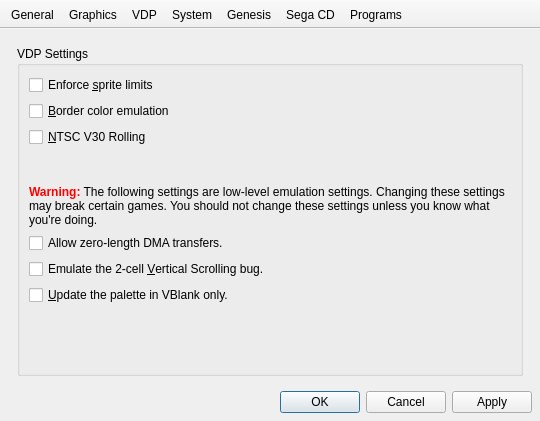
This is src/gens-qt4/windows/GeneralConfigWindow.ui in GerbilSoft/gens-gs-ii as Qt 5 draws it before an edit. The edited form follows.
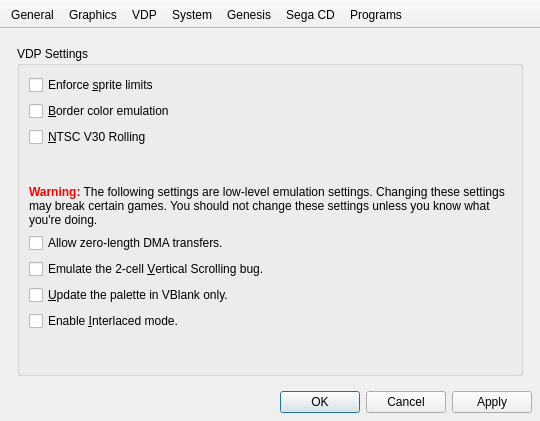
This is the edited form. The open tabs and pages were chosen to show the change. Icons and pictures are not drawn. Custom widgets are drawn as their Qt base class.

Commit message:
[libgens] Vdp: Added a secret option "enableInterlacedMode".
If disabled, games that use interlaced mode (e.g. Sonic 2's 2P VS)
will show garbage on the screen, similar to Genecyst.

Disabling this option does NOT prevent the odd/even frame bit
or the IM2 VCounter from working properly. It only affects
the way the image is rendered. (...and it might affect sprite
collisions and/or overflow, but that's highly unlikely.)

Patch:
```diff
--- a/src/gens-qt4/windows/GeneralConfigWindow.ui
+++ b/src/gens-qt4/windows/GeneralConfigWindow.ui
@@ -505,6 +505,19 @@
                 </property>
                </widget>
               </item>
+              <item>
+               <widget class="QCheckBox" name="chkEnableInterlacedMode">
+                <property name="toolTip">
+                 <string>Disabling Interlaced mode will result in garbage appearing
+on the screen if a game attempts to use it. This simulates
+the behavior of the Genecyst emulator when playing games
+that used Interlaced mode, e.g. Sonic 2's 2P VS mode.</string>
+                </property>
+                <property name="text">
+                 <string>Enable &amp;Interlaced mode.</string>
+                </property>
+               </widget>
+              </item>
              </layout>
             </widget>
            </item>
```
Left out of the diff: 1 changed line with no effect on the pictures. The commit also changes 10 other files.
